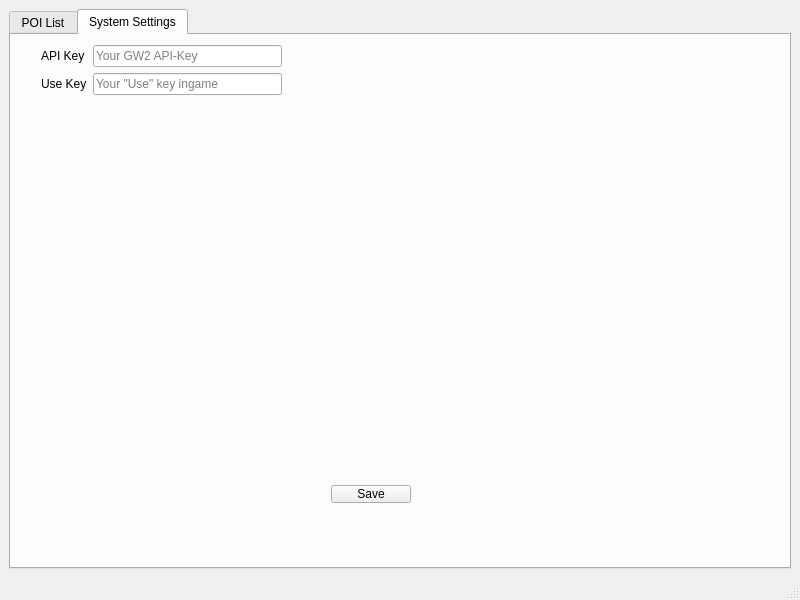
Smeat/GW2Overlay, file src/overlay/qt/OptionsWindow.ui: the form before one commit.
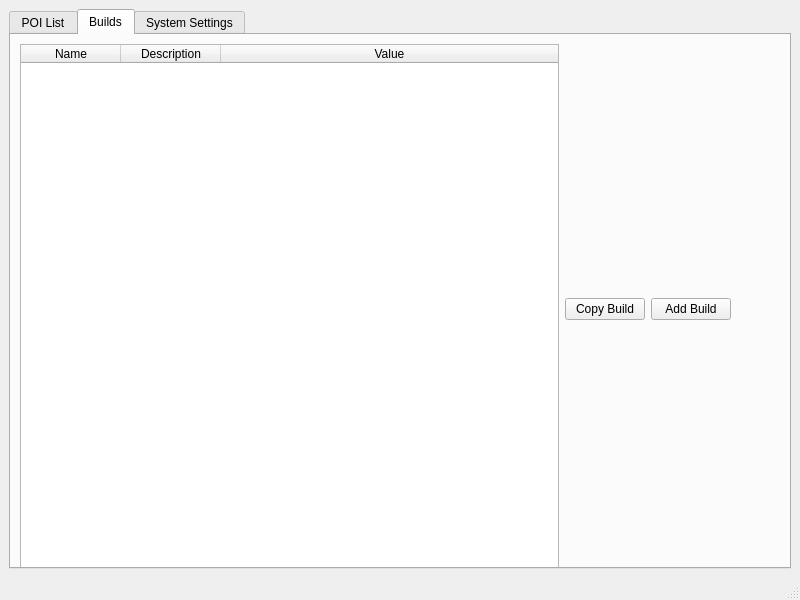
The form after the commit.

Commit message: Add basic build template tab

The edit to the form file:
```diff
--- a/src/overlay/qt/OptionsWindow.ui
+++ b/src/overlay/qt/OptionsWindow.ui
@@ -63,6 +63,78 @@
         </item>
        </layout>
       </widget>
+      <widget class="QWidget" name="tab_3">
+       <attribute name="title">
+        <string>Builds</string>
+       </attribute>
+       <widget class="QWidget" name="verticalLayoutWidget">
+        <property name="geometry">
+         <rect>
+          <x>9</x>
+          <y>9</y>
+          <width>711</width>
+          <height>531</height>
+         </rect>
+        </property>
+        <layout class="QVBoxLayout" name="verticalLayout_3">
+         <item>
+          <layout class="QHBoxLayout" name="horizontalLayout_2">
+           <item>
+            <widget class="QTableWidget" name="build_list">
+             <property name="showGrid">
+              <bool>false</bool>
+             </property>
+             <property name="sortingEnabled">
+              <bool>true</bool>
+             </property>
+             <property name="columnCount">
+              <number>3</number>
+             </property>
+             <attribute name="horizontalHeaderCascadingSectionResizes">
+              <bool>false</bool>
+             </attribute>
+             <attribute name="horizontalHeaderStretchLastSection">
+              <bool>true</bool>
+             </attribute>
+             <attribute name="verticalHeaderStretchLastSection">
+              <bool>false</bool>
+             </attribute>
+             <column>
+              <property name="text">
+               <string>Name</string>
+              </property>
+             </column>
+             <column>
+              <property name="text">
+               <string>Description</string>
+              </property>
+             </column>
+             <column>
+              <property name="text">
+               <string>Value</string>
+              </property>
+             </column>
+            </widget>
+           </item>
+           <item>
+            <widget class="QPushButton" name="copy_build_button">
+             <property name="text">
+              <string>Copy Build</string>
+             </property>
+            </widget>
+           </item>
+           <item>
+            <widget class="QPushButton" name="add_build_button">
+             <property name="text">
+              <string>Add Build</string>
+             </property>
+            </widget>
+           </item>
+          </layout>
+         </item>
+        </layout>
+       </widget>
+      </widget>
       <widget class="QWidget" name="tab_2">
        <attribute name="title">
         <string>System Settings</string>
```
Left out of the diff: 2 changed lines with no effect on the pictures. The commit also changes 4 other files.
